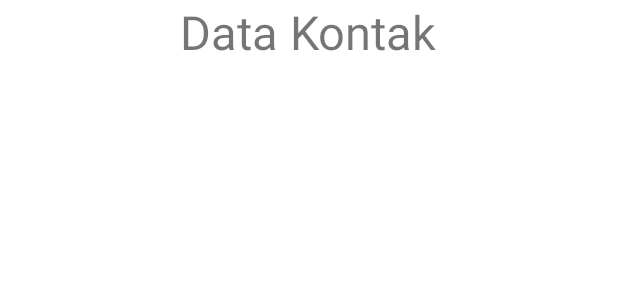
After one commit to AndyF8/Sample_Linear_Layout, an Android app: the layout activity_home.xml on its own in the app's theme, with its tools: preview values and no code run, on a phone screen of 412 x 824 dp. The commit adds this screen. Shown: the top 300 px of the screen. Run offline under Robolectric (Android 15) with nearby library versions, the phone set to English and light mode, and no system bars.

Commit message:
commit 2

```diff
--- /dev/null
+++ b/app/src/main/res/layout/activity_home.xml
@@ -0,0 +1,25 @@
+<?xml version="1.0" encoding="utf-8"?>
+<LinearLayout xmlns:android="http://schemas.android.com/apk/res/android"
+    android:layout_width="match_parent"
+    android:layout_height="match_parent"
+    android:orientation="vertical">
+
+    <TextView
+        android:id="@+id/textview6"
+        android:layout_width="wrap_content"
+        android:layout_height="wrap_content"
+        android:text="@string/datakontak"
+        android:layout_gravity="center_horizontal"
+        android:textSize="14pt" />
+
+    <ListView
+        android:id="@+id/listkontak"
+        android:layout_width="match_parent"
+        android:layout_height="wrap_content"
+        android:divider="@color/devider"
+        android:dividerHeight="1dp" />
+
+
+
+
+</LinearLayout>
--- /dev/null
+++ b/app/src/main/res/layout/activity_lihat_data.xml
@@ -0,0 +1,6 @@
+<?xml version="1.0" encoding="utf-8"?>
+<androidx.constraintlayout.widget.ConstraintLayout xmlns:android="http://schemas.android.com/apk/res/android"
+    android:layout_width="match_parent"
+    android:layout_height="match_parent">
+
+</androidx.constraintlayout.widget.ConstraintLayout>
--- a/app/src/main/res/values/colors.xml
+++ b/app/src/main/res/values/colors.xml
@@ -7,4 +7,5 @@
     <color name="teal_700">#FF018786</color>
     <color name="black">#FF000000</color>
     <color name="white">#FFFFFFFF</color>
+    <color name="devider">#694FEA</color>
 </resources>
```
Also changed, not shown: app/src/main/java/com/example/samplelinearlayout/ClassNama.java (added, +21 -0 lines), app/src/main/java/com/example/samplelinearlayout/Home_Activity.java (added, +107 -0 lines), app/src/main/java/com/example/samplelinearlayout/ListViewAdapter.java (added, +90 -0 lines), app/src/main/res/layout/ltem_listview.xml (added, +21 -0 lines), app/src/main/res/menu/popup_menu.xml (added, +11 -0 lines), app/src/main/res/values/strings.xml (+7 -0 lines).
